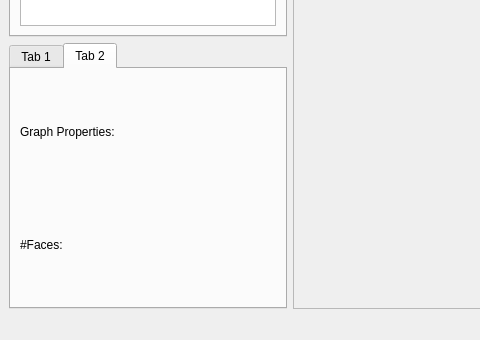
First picture: the form in project/mainwindow.ui, repository giorgio93p/book-embeddings, before the edit; both pictures show x 0 to 480 and y 558 to 898 of the 836 by 898 pixel window.
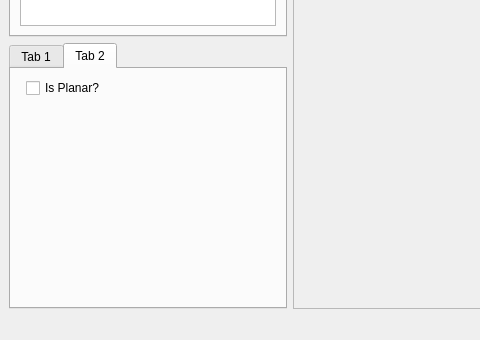
Second picture: the form after the edit. The open tabs and pages were chosen to show the change. Icons and pictures are not drawn.

Commit message: Added graph drawing (draft)

```diff
--- a/project/mainwindow.ui
+++ b/project/mainwindow.ui
@@ -168,29 +168,16 @@
           <string>Tab 2</string>
          </attribute>
          <layout class="QFormLayout" name="formLayout_2">
-          <item row="0" column="0">
-           <widget class="QLabel" name="label_4">
-            <property name="sizePolicy">
-             <sizepolicy hsizetype="Expanding" vsizetype="Expanding">
-              <horstretch>0</horstretch>
-              <verstretch>0</verstretch>
-             </sizepolicy>
-            </property>
+          <item row="1" column="1">
+           <widget class="QCheckBox" name="planarity_indicator">
             <property name="text">
-             <string>Graph Properties:</string>
+             <string>Is Planar?</string>
             </property>
-           </widget>
-          </item>
-          <item row="1" column="0">
-           <widget class="QLabel" name="label_5">
-            <property name="sizePolicy">
-             <sizepolicy hsizetype="Expanding" vsizetype="Expanding">
-              <horstretch>0</horstretch>
-              <verstretch>0</verstretch>
-             </sizepolicy>
+            <property name="checkable">
+             <bool>true</bool>
             </property>
-            <property name="text">
-             <string>#Faces:</string>
+            <property name="tristate">
+             <bool>false</bool>
             </property>
            </widget>
           </item>
```
Left out of the diff: 12 changed lines with no effect on the pictures. The commit also changes 8 other files.
